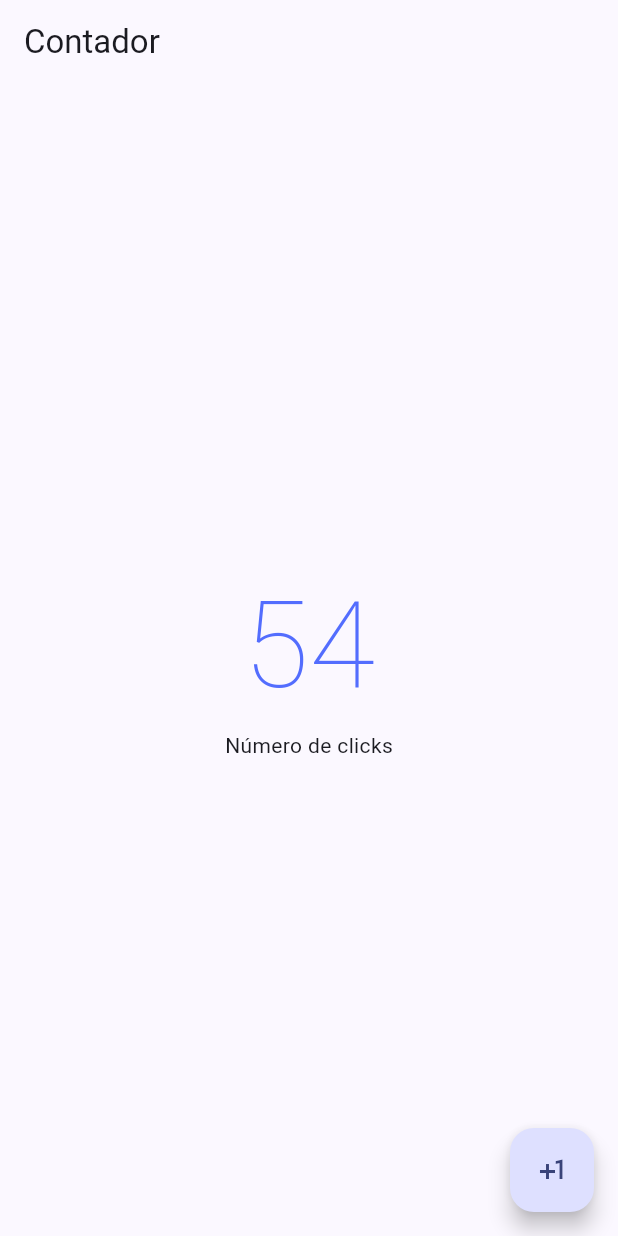
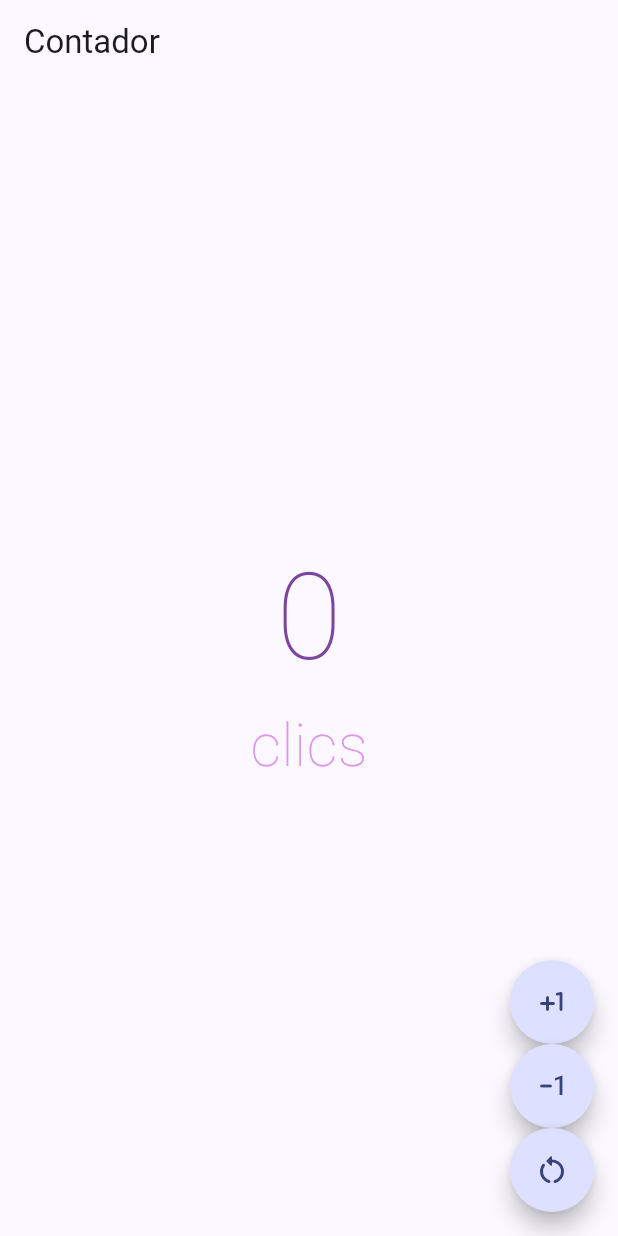
Before and after one commit to IsabelChacon1/contador_app, a Flutter app: the screen it shows after launch, on a phone screen of 412 x 824 dp. Run offline on Flutter 3.47's test engine with Material 2 defaults, Android fonts, the phone set to English and light mode, and no system bars.

Commit message:
Agregación de dos botones

```diff
--- a/lib/pages/counter_screen.dart
+++ b/lib/pages/counter_screen.dart
@@ -8,34 +8,74 @@ class CounterScreen extends StatefulWidget {
 }
 
 class _CounterScreenState extends State<CounterScreen> {
+  int contador = 0;
   @override
   Widget build(BuildContext context) {
     return Scaffold(
       appBar: AppBar(title: const Text('Contador')),
-      body: const Center(
+      body: Center(
         child: Column(
           mainAxisAlignment: MainAxisAlignment.center,
           children: [
-            Text('54',
-                style: TextStyle(
+            Text('$contador',
+                style: const TextStyle(
                     fontSize: 80,
                     fontWeight: FontWeight.w200,
-                    color: Colors.indigoAccent)),
-            Text('Número de clicks'),
+                    color: Color.fromARGB(255, 124, 69, 160))),
+            Text('clic${contador == 1 ? '' : 's'}',
+                style: const TextStyle(
+                    fontSize: 40,
+                    fontWeight: FontWeight.w200,
+                    color: Color.fromARGB(255, 224, 147, 238))),
           ],
         ),
       ),
       floatingActionButton: Column(
         mainAxisAlignment: MainAxisAlignment.end,
         children: [
+          CustomButton(
+              icono: Icons.plus_one_rounded,
+              onPressed: () {
+                setState(() {
+                  contador++;
+                });
+              }),
           FloatingActionButton(
-            onPressed: () {},
-            child: const Icon(
-              Icons.plus_one,
-            ),
+            shape: StadiumBorder(),
+            onPressed: () {
+              setState(() {
+                if (contador == 0) return;
+                contador--;
+              });
+            },
+            child: const Icon(Icons.exposure_minus_1_rounded),
+          ),
+          FloatingActionButton(
+            shape: StadiumBorder(),
+            onPressed: () {
+              setState(() {
+                contador = 0;
+              });
+            },
+            child: const Icon(Icons.restart_alt_rounded),
           )
         ],
       ),
     );
   }
-}
+} //fin clase _CounterScreenState
+
+class CustomButton extends StatelessWidget {
+  final IconData icono;
+  final VoidCallback? onPressed;
+  const CustomButton({super.key, required this.icono, this.onPressed});
+
+  @override
+  Widget build(BuildContext context) {
+    return FloatingActionButton(
+      shape: const StadiumBorder(),
+      onPressed: onPressed,
+      child: Icon(icono),
+    );
+  }
+}//clase CustomButton
```
